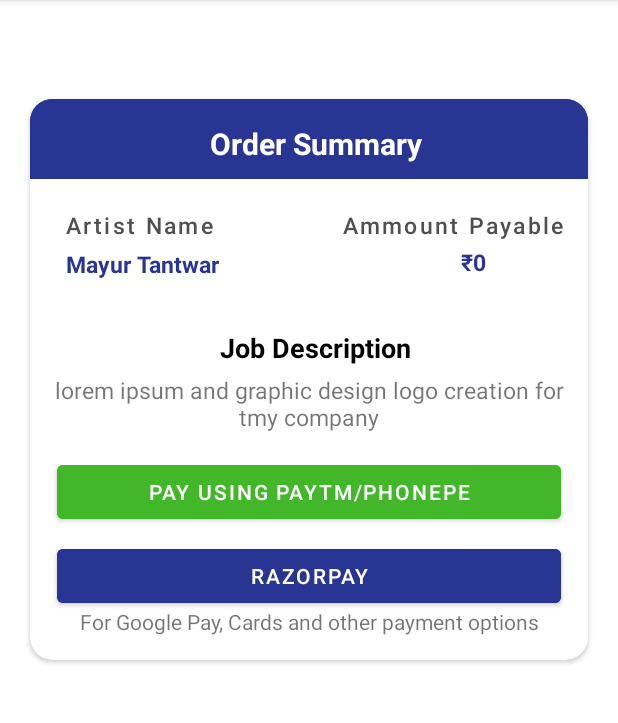
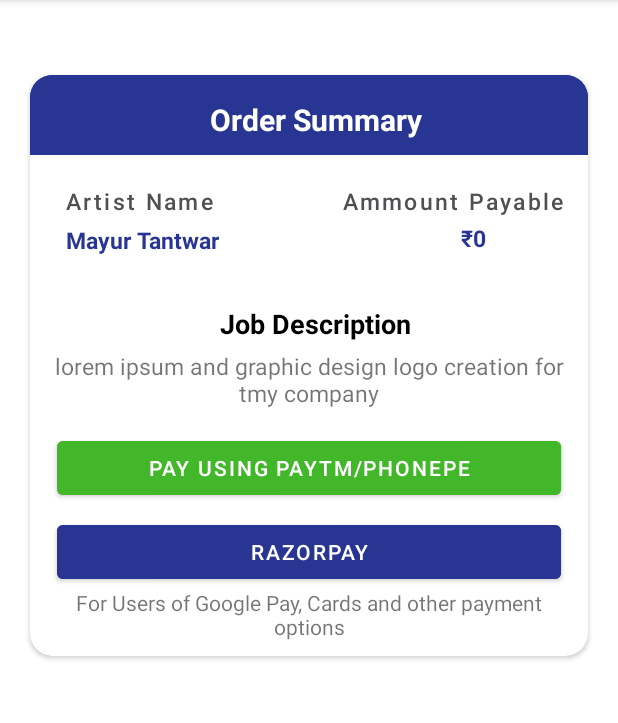
Before and after one commit to dubeyaayush07/blue_pencil, an Android app: the PaymentActivity screen opened directly, with no data from a screen before it, on a phone screen of 412 x 824 dp, the part 84-807 px from its top. Run offline under Robolectric (Android 15) with nearby library versions, the phone set to English and light mode, and no system bars; our stand-ins replace Firebase (no records; nobody signed in at launch, a user with empty details on screens opened directly), data binding; libraries missing offline, so code that uses them is left out: com.razorpay; 5 statements that could not run were skipped.

Commit message:
UI Changes

```diff
--- a/app/src/main/res/layout/activity_payment.xml
+++ b/app/src/main/res/layout/activity_payment.xml
@@ -3,10 +3,13 @@
     xmlns:app="http://schemas.android.com/apk/res-auto"
     xmlns:tools="http://schemas.android.com/tools">
 
+    <ScrollView
+        android:layout_width="match_parent"
+        android:layout_height="match_parent">
+
         <androidx.constraintlayout.widget.ConstraintLayout
             android:layout_width="match_parent"
-            android:layout_height="match_parent"
-            android:layout_marginTop="50dp"
+            android:layout_height="wrap_content"
             tools:context=".PaymentActivity">
 
 
@@ -30,18 +33,21 @@
                 android:layout_height="wrap_content"
                 android:layout_gravity="center"
                 android:layout_marginHorizontal="20dp"
-                android:layout_marginVertical="16dp"
+                android:layout_marginVertical="50dp"
                 android:backgroundTint="@color/white"
                 android:elevation="5dp"
                 android:padding="5dp"
                 app:cardCornerRadius="15dp"
+                app:layout_constraintBottom_toBottomOf="parent"
                 app:layout_constraintTop_toTopOf="parent"
+                app:layout_constraintVertical_bias="0.0"
                 tools:layout_editor_absoluteX="20dp">
 
                 <LinearLayout
                     android:layout_width="match_parent"
                     android:layout_height="wrap_content"
                     android:orientation="vertical"
+                    android:layout_marginBottom="10dp"
                     tools:layout_editor_absoluteX="12dp"
                     tools:layout_editor_absoluteY="167dp">
 
@@ -80,9 +86,9 @@
                             android:layout_height="wrap_content"
                             android:layout_marginEnd="52dp"
                             android:layout_marginBottom="4dp"
-                            android:textColor="#283593"
                             android:gravity="center"
                             android:text="0"
+                            android:textColor="#283593"
                             android:textSize="15sp"
                             app:layout_constraintBottom_toBottomOf="parent"
                             app:layout_constraintEnd_toEndOf="parent" />
@@ -120,9 +126,9 @@
                             style="@style/CardTextView2"
                             android:layout_width="wrap_content"
                             android:layout_height="wrap_content"
-                            android:textColor="#283593"
                             android:gravity="center"
                             android:text="Mayur Tantwar"
+                            android:textColor="#283593"
                             android:textSize="15sp"
                             app:layout_constraintBottom_toBottomOf="parent"
                             app:layout_constraintStart_toStartOf="parent"
@@ -139,9 +145,9 @@
                             style="@style/CardTextView"
                             android:layout_width="wrap_content"
                             android:layout_height="wrap_content"
+                            android:layout_marginBottom="5dp"
                             android:gravity="center"
                             android:text="Job Description"
-                            android:layout_marginBottom="5dp"
                             app:layout_constraintBottom_toBottomOf="parent"
                             app:layout_constraintEnd_toEndOf="parent"
                             app:layout_constraintStart_toStartOf="parent"
@@ -153,12 +159,12 @@
                         android:id="@+id/specification"
                         android:layout_width="wrap_content"
                         android:layout_height="wrap_content"
-                        android:textAlignment="center"
-                        android:gravity="center_horizontal"
                         android:layout_marginLeft="15dp"
                         android:layout_marginRight="15dp"
                         android:layout_marginBottom="15dp"
+                        android:gravity="center_horizontal"
                         android:text="lorem ipsum and graphic design logo creation for tmy company"
+                        android:textAlignment="center"
                         android:textSize="15sp" />
 
                     <androidx.constraintlayout.widget.ConstraintLayout
@@ -181,22 +187,22 @@
                     </androidx.constraintlayout.widget.ConstraintLayout>
 
 
-
                     <androidx.constraintlayout.widget.ConstraintLayout
                         android:layout_width="match_parent"
-                        android:layout_height="80dp">
+                        android:layout_height="wrap_content">
 
                         <TextView
                             android:id="@+id/textView16"
                             android:layout_width="match_parent"
                             android:layout_height="wrap_content"
-                            android:layout_marginBottom="16dp"
-                            android:text="For Google Pay, Cards and other payment options"
+                            android:layout_marginHorizontal="12dp"
+                            android:text="For Users of Google Pay, Cards and other payment options"
                             android:textAlignment="center"
                             app:layout_constraintBottom_toBottomOf="parent"
                             app:layout_constraintEnd_toEndOf="parent"
                             app:layout_constraintHorizontal_bias="0.0"
-                            app:layout_constraintStart_toStartOf="parent" />
+                            app:layout_constraintStart_toStartOf="parent"
+                            app:layout_constraintTop_toBottomOf="@+id/pay_other" />
 
                         <com.google.android.material.button.MaterialButton
                             android:id="@+id/pay_other"
@@ -206,22 +212,17 @@
                             android:layout_marginHorizontal="18dp"
                             android:backgroundTint="#283593"
                             android:text="Razorpay"
-                            app:layout_constraintBottom_toTopOf="@+id/textView16"
                             app:layout_constraintEnd_toEndOf="parent"
                             app:layout_constraintStart_toStartOf="parent"
                             app:layout_constraintTop_toTopOf="parent"
-                            app:layout_constraintVertical_bias="0.0"
                             app:rippleColor="@color/white" />
 
                     </androidx.constraintlayout.widget.ConstraintLayout>
-
-
-
-
 
 
                 </LinearLayout>
             </androidx.cardview.widget.CardView>
 
         </androidx.constraintlayout.widget.ConstraintLayout>
+    </ScrollView>
 </layout>
--- a/app/src/main/res/layout/fragment_graphic_order.xml
+++ b/app/src/main/res/layout/fragment_graphic_order.xml
@@ -1,6 +1,11 @@
 <?xml version="1.0" encoding="utf-8"?>
 <layout xmlns:android="http://schemas.android.com/apk/res/android"
     xmlns:app="http://schemas.android.com/apk/res-auto">
+
+    <ScrollView
+        android:layout_width="match_parent"
+        android:layout_height="match_parent"
+        android:background="#f0f2f5">
 
     <LinearLayout
         android:layout_width="match_parent"
@@ -97,7 +102,13 @@
 
 
 
+
+
+
+
     </LinearLayout>
+
+    </ScrollView>
 
 
 
--- a/app/src/main/res/layout/fragment_inbox.xml
+++ b/app/src/main/res/layout/fragment_inbox.xml
@@ -26,7 +26,8 @@
             android:layout_height="wrap_content"
             android:fontFamily="sans-serif-light"
             android:gravity="center"
-            android:text="Outstanding and completed orders appear here"
+            android:layout_marginHorizontal="30dp"
+            android:text="No Pending Orders, Outstanding and completed orders appear here"
             android:textSize="15sp"
             android:textStyle="bold"
             android:visibility="gone"
@@ -52,6 +53,7 @@
             android:id="@+id/order_list"
             android:layout_width="0dp"
             android:layout_height="0dp"
+            android:paddingTop="50dp"
             app:layoutManager="androidx.recyclerview.widget.LinearLayoutManager"
             app:layout_constraintBottom_toBottomOf="parent"
             app:layout_constraintEnd_toEndOf="parent"
```
Lines whose indentation alone changed are shown as unchanged.
